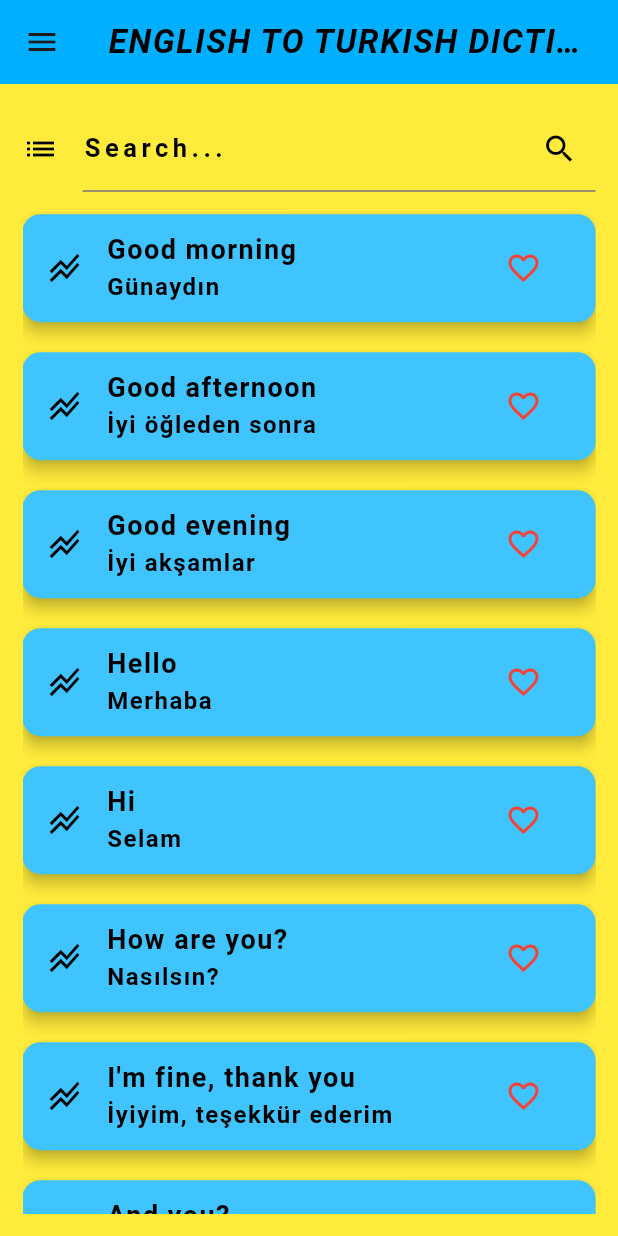
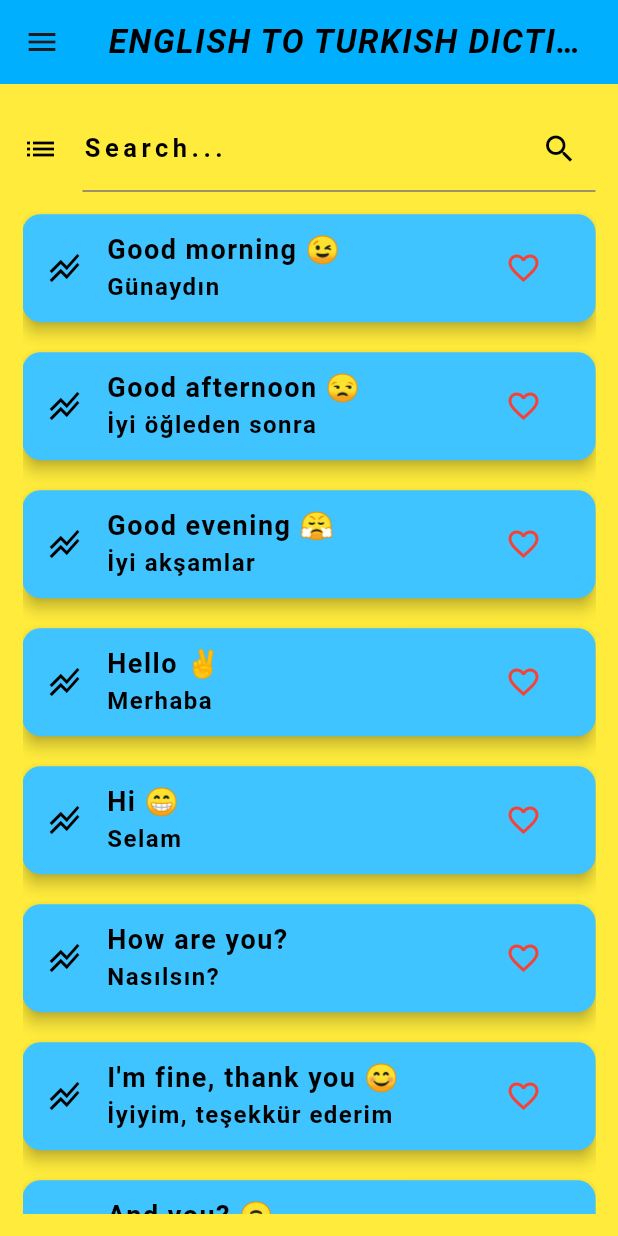
Before and after one commit to suhayblegend/Eng-To-Turk-Dictionary, a Flutter app: the HomePage screen opened directly, on a phone screen of 412 x 824 dp. Run offline on Flutter 3.47's test engine with Material 3 defaults, Android fonts, the phone set to English and light mode, and no system bars; our stand-ins replace flutter_tts, permission_handler, share, sqflite; accounts and stored records are empty.

Commit message:
app ready to launch

```diff
--- a/lib/homepage.dart
+++ b/lib/homepage.dart
@@ -1,8 +1,9 @@
 import 'package:flutter/material.dart';
 import 'favorites_page.dart';
-import 'word.dart'; // Import the Word class
+import 'word.dart';
 import 'package:share/share.dart';
-import 'package:flutter_tts/flutter_tts.dart'; // Import flutter_tts
+import 'package:flutter_tts/flutter_tts.dart';
+import 'package:permission_handler/permission_handler.dart';
 
 class HomePage extends StatefulWidget {
   const HomePage({Key? key}) : super(key: key);
@@ -15,35 +16,35 @@ class _HomePageState extends State<HomePage> {
   final List<Map<String, dynamic>> _allWords = [
     {
       'id': 1,
-      'name': 'Good morning',
+      'name': 'Good morning 😉',
       'mean': 'Günaydın',
       'englishPronunciation': 'Good morning',
       'turkishPronunciation': 'Günaydın',
     },
     {
       'id': 2,
-      'name': 'Good afternoon',
+      'name': 'Good afternoon 😒',
       'mean': 'İyi öğleden sonra',
       'englishPronunciation': 'Good afternoon',
       'turkishPronunciation': 'İyi öğleden sonra',
     },
     {
       'id': 3,
-      'name': 'Good evening',
+      'name': 'Good evening 😤',
       'mean': 'İyi akşamlar',
       'englishPronunciation': 'Good evening',
       'turkishPronunciation': 'İyi akşamlar',
     },
     {
       'id': 4,
-      'name': 'Hello',
+      'name': 'Hello ✌️',
       'mean': 'Merhaba',
       'englishPronunciation': 'Hello',
       'turkishPronunciation': 'Merhaba',
     },
     {
       'id': 5,
-      'name': 'Hi',
+      'name': 'Hi 😁',
       'mean': 'Selam',
       'englishPronunciation': 'Hi',
       'turkishPronunciation': 'Selam',
@@ -57,47 +58,67 @@ class _HomePageState extends State<HomePage> {
     },
     {
       'id': 7,
-      'name': 'I\'m fine, thank you',
+      'name': 'I\'m fine, thank you 😊',
       'mean': 'İyiyim, teşekkür ederim',
       'englishPronunciation': 'I\'m fine, thank you',
       'turkishPronunciation': 'İyiyim, teşekkür ederim',
     },
     {
       'id': 8,
-      'name': 'And you?',
+      'name': 'And you? 🙃',
       'mean': 'Ve sen?',
       'englishPronunciation': 'And you?',
       'turkishPronunciation': 'Ve sen?',
     },
     {
       'id': 9,
-      'name': 'Have a nice day',
+      'name': 'Have a nice day 😉',
       'mean': 'İyi günler',
       'englishPronunciation': 'Have a nice day',
       'turkishPronunciation': 'İyi günler',
     },
     {
       'id': 10,
-      'name': 'Goodbye',
+      'name': 'Goodbye 🙋‍♂️',
       'mean': 'Hoşçakal',
       'englishPronunciation': 'Goodbye',
       'turkishPronunciation': 'Hoşçakal',
     },
     {
       'id': 99,
-      'name': 'What\'s the 101 on that new trend?',
-      'mean': 'O yeni trend hakkında temel bilgiler ne?',
-      'englishPronunciation': 'What\'s the 101 on that new trend?',
-      'turkishPronunciation': 'O yeni trend hakkında temel bilgiler ne?',
+      'name': 'Dictionary 📘',
+      'mean': 'Sözlük',
+      'englishPronunciation': 'Dictionary',
+      'turkishPronunciation': 'Sözlük',
     },
     {
       'id': 100,
-      'name': 'It\'s all the rage right now',
-      'mean': 'Şu anda herkesin dilinde',
-      'englishPronunciation': 'It\'s all the rage right now',
-      'turkishPronunciation': 'Şu anda herkesin dilinde',
+      'name': 'Stationary 🏢',
+      'mean': 'Kırtasiye',
+      'englishPronunciation': 'Stationary',
+      'turkishPronunciation': 'Kırtasiye',
     },
-    // Add more entries as needed
+    {
+      'id': 101,
+      'name': 'Stars 🤩',
+      'mean': 'Yıldızlar',
+      'englishPronunciation': 'Stars',
+      'turkishPronunciation': 'Yıldızlar',
+    },
+    {
+      'id': 102,
+      'name': 'Apple 🍏',
+      'mean': 'Elma',
+      'englishPronunciation': 'Apple',
+      'turkishPronunciation': 'Elma',
+    },
+    {
+      'id': 103,
+      'name': 'Banana 🍌',
+      'mean': 'Muz',
+      'englishPronunciation': 'Banana',
+      'turkishPronunciation': 'Muz',
+    },
   ];
 
   late List<Word> _foundWords;
@@ -110,6 +131,12 @@ class _HomePageState extends State<HomePage> {
     _foundWords = _allWords.map((word) => Word.fromMap(word)).toList();
     _favoriteWords = [];
     flutterTts = FlutterTts();
+    _requestPermissions(); // Request permissions
+  }
+
+  Future<void> _requestPermissions() async {
+    await Permission.microphone.request();
+    await Permission.speech.request();
   }
 
   void _filter(String key) {
@@ -136,19 +163,17 @@ void _toggleFavorite(int id) {
         } else {
           _favoriteWords.removeWhere((word) => word.id == id);
         }
-      _speak(_foundWords[index].turkishPronunciation, 'tr-TR'); // Speak with Turkish TTS
+        _speak(_foundWords[index].turkishPronunciation, 'tr-TR');
       }
     });
   }
 
-
   Future<void> _speak(String text, String languageCode) async {
-  await flutterTts.setLanguage(languageCode); // Set language based on parameter
-  await flutterTts.setSpeechRate(1.0); // Set speech rate (optional)
-  await flutterTts.setPitch(1.0); // Set pitch (optional)
+    await flutterTts.setLanguage(languageCode);
+    await flutterTts.setSpeechRate(1.0);
+    await flutterTts.setPitch(1.0);
     await flutterTts.speak(text);
   }
-
 
   @override
   void dispose() {
@@ -285,13 +310,11 @@ Future<void> _speak(String text, String languageCode) async {
                             ),
                             onTap: () {
                               _speak(word.turkishPronunciation, 'tr-TR');
-          // Or _speak(word.englishPronunciation, 'tr-TR') for English
                             },
                           ),
                         );
                       },
                     )
-
                   : const Center(
                       child: Text('Nothing Found'),
                     ),
--- a/pubspec.yaml
+++ b/pubspec.yaml
@@ -11,9 +11,10 @@ dependencies:
     sdk: flutter
   sqflite: ^2.0.0+3
   share: ^2.0.4
-  flutter_tts: ^3.0.0
+  flutter_tts: ^3.5.0
   cupertino_icons: ^1.0.2
   path: ^1.9.0
+  permission_handler: ^10.2.0
 
 dev_dependencies:
   flutter_test:
```
Also changed, not shown: pubspec.lock, 4 other files. Lines whose indentation alone changed are shown as unchanged.
